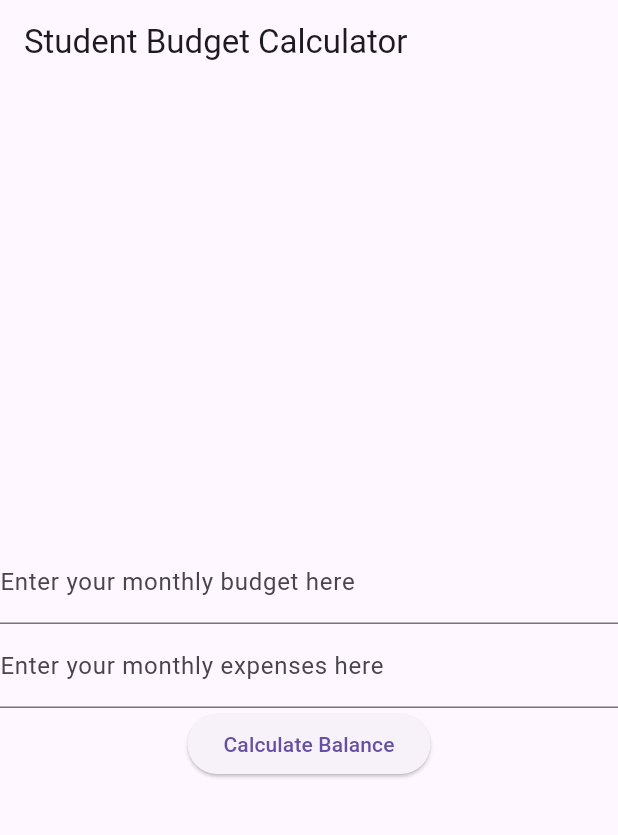
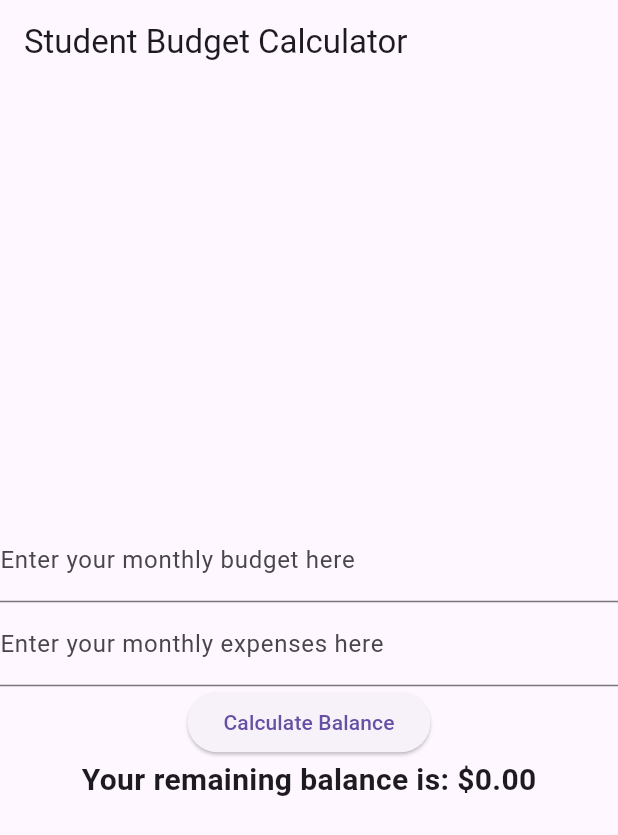
Before and after one commit to harine424/stud_budget_calc, a Flutter app: the screen it shows after launch, on a phone screen of 412 x 824 dp. Shown: the top 835 px of the screen. Run offline on Flutter 3.47's test engine with Material 3 defaults, Android fonts, the phone set to English and light mode, and no system bars.

Commit message:
Text to display balance

```diff
--- a/lib/main.dart
+++ b/lib/main.dart
@@ -61,6 +61,10 @@ class _BudgetPageState extends State<BudgetPage> {
 
               child: const Text("Calculate Balance"),
             ),
+            Text(
+              "Your remaining balance is: \$${_balance.toStringAsFixed(2)}",
+              style: const TextStyle(fontSize: 20, fontWeight: FontWeight.bold),
+            ),
           ],
         ),
       ),
```
